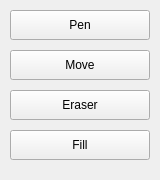
This is childrenpanel/toolspanel.ui in Nice9Tian/AnimeAn as Qt 5 draws it before an edit. The edited form follows.
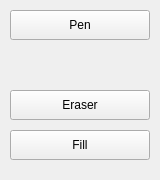
This is the edited form.

Commit message: Transfer rotation + min-rule aspect lock, cursor API, hover for Transfer, MOVE tool removed

The edit to the form file:
```diff
--- a/childrenpanel/toolspanel.ui
+++ b/childrenpanel/toolspanel.ui
@@ -36,19 +36,6 @@
     <string>Eraser</string>
    </property>
   </widget>
-  <widget class="QPushButton" name="moveButton">
-   <property name="geometry">
-    <rect>
-     <x>10</x>
-     <y>50</y>
-     <width>140</width>
-     <height>30</height>
-    </rect>
-   </property>
-   <property name="text">
-    <string>Move</string>
-   </property>
-  </widget>
   <widget class="QPushButton" name="fillButton">
    <property name="geometry">
     <rect>
```
The commit also changes 11 other files.
